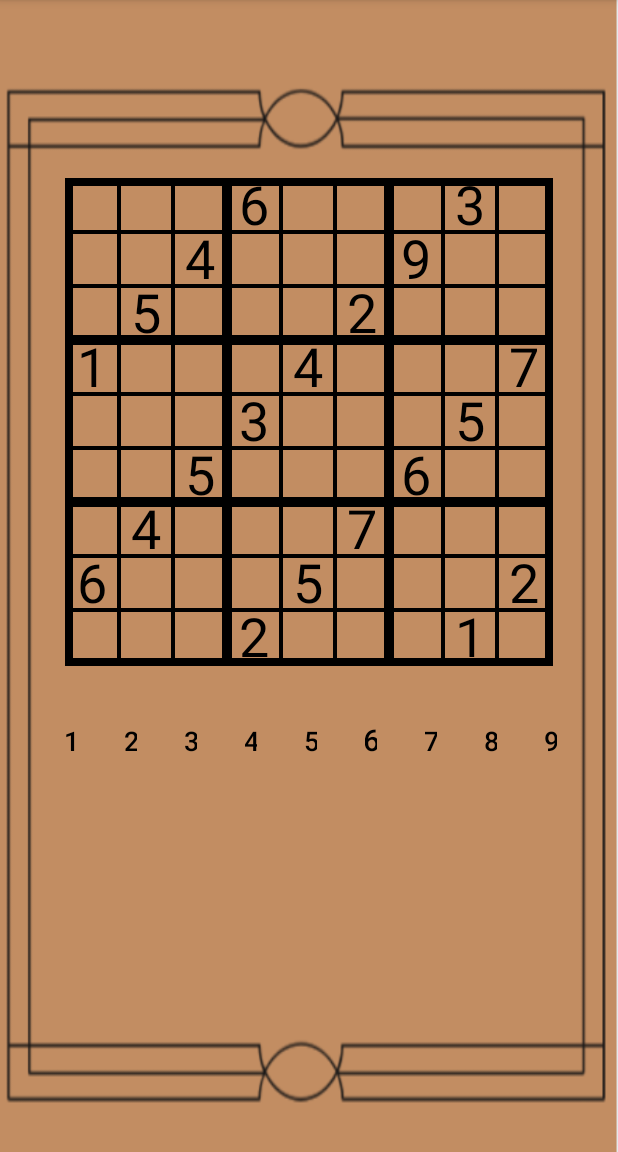
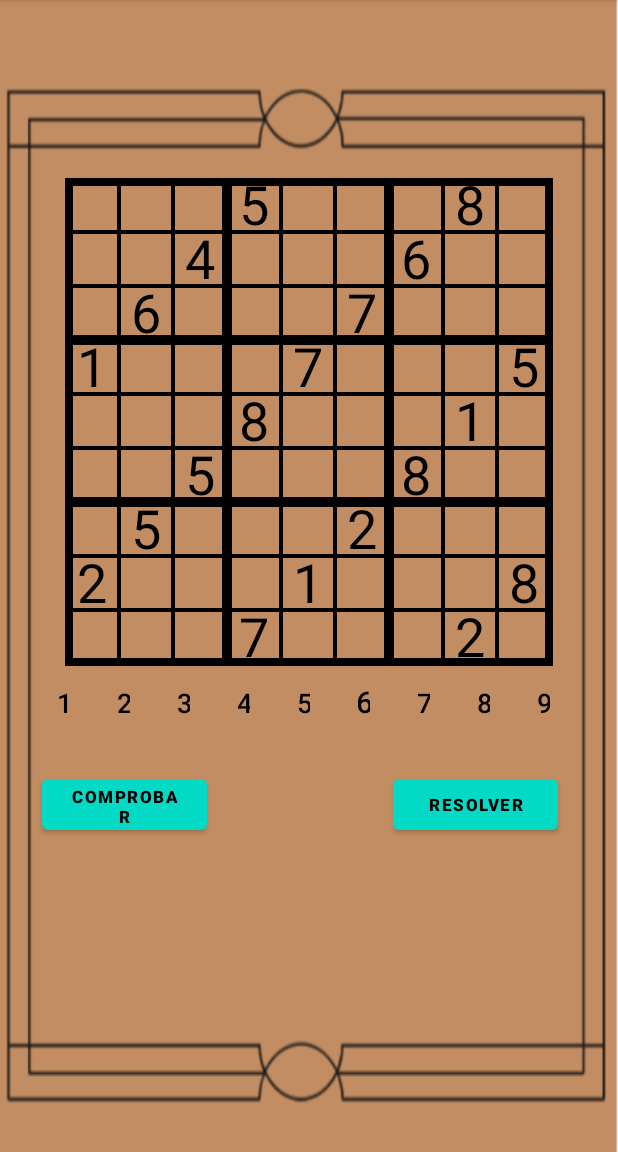
Before and after one commit to theanimaljavi/TodosEnUno, an Android app: the sudoku_jugar screen opened directly, with no data from a screen before it, on a phone screen of 412 x 824 dp, the part 84-1236 px from its top. Run offline under Robolectric (Android 15) with nearby library versions, the phone set to English and light mode, and no system bars.

Commit message:
Sudoku ya se puede terminar, Aparece el texto de victoria. Se resuelve. Vuelve a empezar de nuevo.

```diff
--- a/app/src/main/java/com/javigu/todosenuno/ElegirJuego.java
+++ b/app/src/main/java/com/javigu/todosenuno/ElegirJuego.java
@@ -80,7 +80,10 @@ public class ElegirJuego extends AppCompatActivity {
             @Override
             public void onClick(View v) {
                 Intent intent = new Intent(v.getContext(), sudoku_jugar.class);
+                intent.addFlags(Intent.FLAG_ACTIVITY_CLEAR_TOP);
                 startActivityForResult(intent,0);
+
+
             }
         });
     }
--- a/app/src/main/java/com/javigu/todosenuno/Sudoku/FilasYColumnas.java
+++ b/app/src/main/java/com/javigu/todosenuno/Sudoku/FilasYColumnas.java
@@ -4,33 +4,16 @@ import java.util.ArrayList;
 
 public class FilasYColumnas {
     ArrayList<ArrayList<Object>> cajaVacia;
-
-    boolean acierto=false;
     int selected_row;
     int selected_column;
 
-    int [][] sudoku;
+    static int [][] sudoku;
 
     //constructor, fija las columnas y filas del array y genera el sudoku desde la calse SudokuGenerator
     FilasYColumnas(){
         selected_row = -1;
         selected_column = -1;
-        //sudoku generado aleatoriamente
-        sudoku = SudokuGenerator.getInstance().generateGrid();
         cajaVacia = new ArrayList<>();
-    }
-
-    private void getCajasVacias(){
-        //llenar el tablero de 0's
-        for (int r =0; r<9;r++){
-            for (int c =0; c<9;c++){
-                if (this.sudoku[r][c] == 0){
-                    this.cajaVacia.add(new ArrayList<>());
-                    this.cajaVacia.get(this.cajaVacia.size()-1).add(r);
-                    this.cajaVacia.get(this.cajaVacia.size()-1).add(c);
-                }
-            }
-        }
     }
 
     //método para cambiar una nueva posición en el tablero
@@ -42,7 +25,8 @@ public class FilasYColumnas {
         if ( r != -1 && c != -1){
             //comprobar que no este en el sudoku del jugador
             //  ya que las casillas de sudoku jugador no se podrán modificar
-            if (SudokuEstilo.sudoku_jugador[r-1][c-1] == 0){
+            if (SudokuEstilo.sFC.getTablero()[r-1][c-1] != SudokuEstilo.sudoku_jugador_copia[r-1][c-1]){
+                System.out.println("Número Sudoku acertar: "+SudokuEstilo.sFC.getTablero()[r-1][c-1]);
                 SudokuEstilo.sudoku_jugador[r-1][c-1]=num;
             }
         }
--- a/app/src/main/java/com/javigu/todosenuno/Sudoku/SudokuEstilo.java
+++ b/app/src/main/java/com/javigu/todosenuno/Sudoku/SudokuEstilo.java
@@ -34,8 +34,9 @@ public class SudokuEstilo extends View {
     public static int cellSize;
     boolean colorNegro=false;
 
-    FilasYColumnas sFC = new FilasYColumnas();
+    static FilasYColumnas sFC = new FilasYColumnas();
     static int [][] sudoku_jugador = new int[9][9];
+    static int [][] sudoku_jugador_copia = new int[9][9];
 
     //constructor para asignar nuestro xml de estilo
     public SudokuEstilo(Context context, @Nullable AttributeSet attrs) {
@@ -124,6 +125,10 @@ public class SudokuEstilo extends View {
                 if (sFC.getTablero()[r][c] != 0 && contador==3){
                     //añadir el número al sudoku del jugador
                     sudoku_jugador[r][c] = sFC.getTablero()[r][c];
+                    //añadiremos otra copia más del array solo para cambiar el color de los números
+                    // cuando estos sean introducidos por el usuario
+                    sudoku_jugador_copia[r][c] = sFC.getTablero()[r][c];
+
                 }
                 contador++;
                 if (contador==4) {
@@ -136,6 +141,8 @@ public class SudokuEstilo extends View {
         //mostrar los numeros del array del jugador
         for (int r=0;r<9;r++) {
             for (int c = 0; c < 9; c++) {
+                //si el chivato de resuelto esta activado significa q se resolverá el sudoku
+                if (!sudoku_jugar.resuelto) {
                     if (sudoku_jugador[r][c] != 0) {
                         String texto = Integer.toString(sudoku_jugador[r][c]);
                         float width, height;
@@ -143,7 +150,7 @@ public class SudokuEstilo extends View {
                         colorLetraPaint.getTextBounds(texto, 0, texto.length(), colorLetraLimite);
                         width = colorLetraPaint.measureText(texto);
                         height = colorLetraLimite.height();
-                    if (sudoku_jugador[r][c] != sFC.getTablero()[r][c]) {
+                        if (sudoku_jugador[r][c] != sudoku_jugador_copia[r][c]) {
                             colorLetraPaint.setColor(colorError);
                             canvas.drawText(texto, (c * cellSize) + ((cellSize - width) / 2),
                                     (r * cellSize + cellSize) - ((cellSize - height) / 2),
@@ -155,28 +162,20 @@ public class SudokuEstilo extends View {
                                     colorLetraPaint);
                         }
                     }
-            }
-        }
-/*
-        //el número de la celda será el correcto
-        colorLetraPaint.setColor(colorAcierto);
-
-        for (ArrayList<Object> letras : sFC.getCajaVacia()){
-            int r = (int) letras.get(0);
-            int c = (int) letras.get(1);
-
+                    // para ello se rellenará en negro todas las celdas
+                }else{
                     String texto = Integer.toString(sFC.getTablero()[r][c]);
                     float width, height;
-
                     colorLetraPaint.getTextBounds(texto, 0, texto.length(), colorLetraLimite);
                     width = colorLetraPaint.measureText(texto);
                     height = colorLetraLimite.height();
-
-            canvas.drawText(texto, (c*cellSize) + ((cellSize - width)/2),
-                    (r*cellSize+cellSize) - ((cellSize - height)/2),
+                    colorLetraPaint.setColor(colorLetra);
+                    canvas.drawText(texto, (c * cellSize) + ((cellSize - width) / 2),
+                            (r * cellSize + cellSize) - ((cellSize - height) / 2),
                             colorLetraPaint);
                 }
-*/
+            }
+        }
     }
 
     //colores para las celdas
--- a/app/src/main/java/com/javigu/todosenuno/Sudoku/sudoku_jugar.java
+++ b/app/src/main/java/com/javigu/todosenuno/Sudoku/sudoku_jugar.java
@@ -1,11 +1,21 @@
 package com.javigu.todosenuno.Sudoku;
 
+import androidx.appcompat.app.AlertDialog;
 import androidx.appcompat.app.AppCompatActivity;
 
+import android.content.DialogInterface;
+import android.content.Intent;
 import android.graphics.Canvas;
+import android.media.MediaPlayer;
+import android.net.Uri;
 import android.os.Bundle;
 import android.view.View;
+import android.widget.Button;
+import android.widget.VideoView;
 
+import com.javigu.todosenuno.Ahorcado.DosJugadores;
+import com.javigu.todosenuno.Ahorcado.ElegirTematica;
+import com.javigu.todosenuno.ElegirJuego;
 import com.javigu.todosenuno.R;
 
 public class sudoku_jugar extends AppCompatActivity {
@@ -14,19 +24,116 @@ public class sudoku_jugar extends AppCompatActivity {
     private FilasYColumnas fc;
     Canvas canvas;
     boolean acierto;
+    Button btnC,btnR;
+    SudokuEstilo sFC;
+    int comprobar=0;
+    VideoView vvVictoria;
+    static boolean resuelto;
 
     //**********TRABAJAR********
-
+    // posible error, el sudoku_jugador no se muestra correctamente
 
     @Override
     protected void onCreate(Bundle savedInstanceState) {
         super.onCreate(savedInstanceState);
         setContentView(R.layout.sudoku_jugar);
+        //cargar un nuevo sudoku cada vez que se inicie el juego sudoku
+        FilasYColumnas.sudoku = SudokuGenerator.getInstance().generateGrid();
+
+        btnC= findViewById(R.id.btnComprobar);
+        btnR= findViewById(R.id.btnResolver);
+        vvVictoria = findViewById(R.id.victoria);
+        vvVictoria.setVisibility(View.GONE);
 
         tablero = findViewById(R.id.sudokuEstilo);
         fc = tablero.getFilasYColumnas();
+        //desactivar chivato, ya no estará resuelto
+        resuelto=false;
+        //ver el sudoku internamente
+        printSudoku(SudokuEstilo.sFC.getTablero());
+        System.out.println("OTRO SUDOKU");
+        printSudoku(SudokuEstilo.sudoku_jugador);
+        //boton para comprobar si los sudokus coinciden,
+        // si coincide saldrá video de victoria, sino, el jugador podrá seguir jugando
+        btnC.setOnClickListener(new View.OnClickListener() {
+            @Override
+            public void onClick(View v) {
+                for (int r=0;r<9;r++){
+                    for (int c=0;c<9;c++){
+                        //si coinciden los números se sumará 1 al contador, si el contador llega a 81 el jugador habrá ganado
+                        if (SudokuEstilo.sFC.getTablero()[r][c] == SudokuEstilo.sudoku_jugador[r][c] ){
+                           ++comprobar;
+                        }
+                    }
+                }
+                System.out.println("Número comprobar acierto: "+comprobar);
+                // si es 81, cargar mensaje de victoria.
+                if (comprobar==81){
+                    System.out.println("Número comprobar acierto: "+comprobar);
+                    vvVictoria.setVisibility(View.VISIBLE);
+                    //reproducir el video
+                    String path = "android.resource://com.javigu.todosenuno/" + R.raw.victoria_sudoku;
+                    vvVictoria.setVideoURI(Uri.parse(path));
+                    vvVictoria.start();
+                    vvVictoria.setOnCompletionListener(new MediaPlayer.OnCompletionListener() {
+                        @Override
+                        public void onCompletion(MediaPlayer mp) {
+                            vvVictoria.start();
+                        }
+                    });
+                }
+
+                //reiniciar el contador
+                comprobar=0;
+            }
+        });
+
+        //boton para resolver el sudoku
+        // si el jugador acepta, podrá volver a empezar de nuevo el juego
+        btnR.setOnClickListener(new View.OnClickListener() {
+            @Override
+            public void onClick(View v) {
+                if (!btnR.getText().toString().equalsIgnoreCase("Volver a empezar")) {
+                    //alert dialog para elegir si jugar solo o de 2 jugadores
+                    AlertDialog.Builder builder = new AlertDialog.Builder(v.getContext());
+                    builder.setMessage("Seguro que quieres resolver el sudoku?")
+                            .setCancelable(false)
+                            //dos jugadores
+                            .setPositiveButton("Sí", new DialogInterface.OnClickListener() {
+                                public void onClick(DialogInterface dialog, int id) {
+                                    //cambiar el texto para tener la opción de reiniciar el sudoku
+                                    btnR.setText("Volver a empezar");
+                                    //activar chivato para resolver
+                                    resuelto = true;
+                                }
+                            })
+                            //si respone "No" seguirá todo como estaba
+                            .setNegativeButton("No", new DialogInterface.OnClickListener() {
+                                public void onClick(DialogInterface dialog, int id) {
+
+                                }
+                            });
+
+                    AlertDialog alert = builder.create();
+                    alert.show();
+                }else{
+
+                    //cambiar de nuevo el texto a Resolver
+                    btnR.setText("Resolver");
+                    //cargar de nuevo el sudoku
+                    Intent intent = new Intent (v.getContext(), sudoku_jugar.class);
+                    intent.addFlags(Intent.FLAG_ACTIVITY_CLEAR_TOP);
+
+                    //cierra el activity y luego abre de nuevo
+                    // *elimina el parpadeo al cargar de nuevo el activity*
+                    finish();
+                    overridePendingTransition(0, 0);
+                    startActivity(intent);
+                    overridePendingTransition(0, 0);
+                }
+            }
+        });
     }
-
 
     public void btn1(View view){
         fc.setNumberPos(1);
@@ -64,4 +171,14 @@ public class sudoku_jugar extends AppCompatActivity {
         fc.setNumberPos(9);
         tablero.invalidate();
     }
+
+    //mètodo para ver internamente el sudoku
+    private void printSudoku(int Sudoku[][]) {
+        for (int y = 0; y < 9; y++) {
+            for (int x = 0; x < 9; x++) {
+                System.out.print(Sudoku[x][y] + "|");
+            }
+            System.out.println();
+        }
+    }
 }
--- a/app/src/main/res/layout/sudoku_jugar.xml
+++ b/app/src/main/res/layout/sudoku_jugar.xml
@@ -27,13 +27,15 @@
     </com.javigu.todosenuno.Sudoku.SudokuEstilo>
 
     <LinearLayout
-        android:layout_width="357dp"
-        android:layout_height="274dp"
+        android:id="@+id/linearLayout"
+        android:layout_width="367dp"
+        android:layout_height="56dp"
         android:orientation="horizontal"
         custom:layout_constraintBottom_toBottomOf="parent"
         custom:layout_constraintEnd_toEndOf="parent"
         custom:layout_constraintStart_toStartOf="parent"
-        custom:layout_constraintTop_toBottomOf="@+id/sudokuEstilo">
+        custom:layout_constraintTop_toBottomOf="@+id/sudokuEstilo"
+        custom:layout_constraintVertical_bias="0.0">
 
         <Button
             android:id="@+id/btn1"
@@ -153,5 +155,49 @@
     </LinearLayout>
 
 
+    <Button
+        android:id="@+id/btnComprobar"
+        android:layout_width="110dp"
+        android:layout_height="46dp"
+        android:textSize="11sp"
+        android:textStyle="bold"
+        android:layout_marginStart="28dp"
+        android:text="Comprobar"
+        custom:layout_constraintBottom_toBottomOf="parent"
+        custom:layout_constraintStart_toStartOf="parent"
+        custom:layout_constraintTop_toBottomOf="@+id/linearLayout"
+        custom:layout_constraintVertical_bias="0.061">
+
+    </Button>
+
+    <Button
+        android:id="@+id/btnResolver"
+        android:layout_width="110dp"
+        android:layout_height="46dp"
+        android:textSize="11sp"
+        android:text="Resolver"
+        android:textStyle="bold"
+        custom:layout_constraintBottom_toBottomOf="parent"
+        custom:layout_constraintEnd_toEndOf="parent"
+        custom:layout_constraintHorizontal_bias="0.758"
+        custom:layout_constraintStart_toEndOf="@+id/btnComprobar"
+        custom:layout_constraintTop_toBottomOf="@+id/linearLayout"
+        custom:layout_constraintVertical_bias="0.061">
+
+    </Button>
+
+    <VideoView
+        android:id="@+id/victoria"
+        android:layout_width="126dp"
+        android:layout_height="163dp"
+        custom:layout_constraintBottom_toBottomOf="parent"
+        custom:layout_constraintEnd_toEndOf="parent"
+        custom:layout_constraintHorizontal_bias="0.469"
+        custom:layout_constraintStart_toStartOf="parent"
+        custom:layout_constraintTop_toTopOf="parent"
+        custom:layout_constraintVertical_bias="0.868">
+
+    </VideoView>
+
 
 </androidx.constraintlayout.widget.ConstraintLayout>
```
Also changed, not shown: app/src/main/java/com/javigu/todosenuno/Sudoku/SudokuValidar.java (deleted, +0 -81 lines), app/src/main/java/com/javigu/todosenuno/inicio.java (+22 -0 lines), 1 other file. Lines whose indentation alone changed are shown as unchanged.
